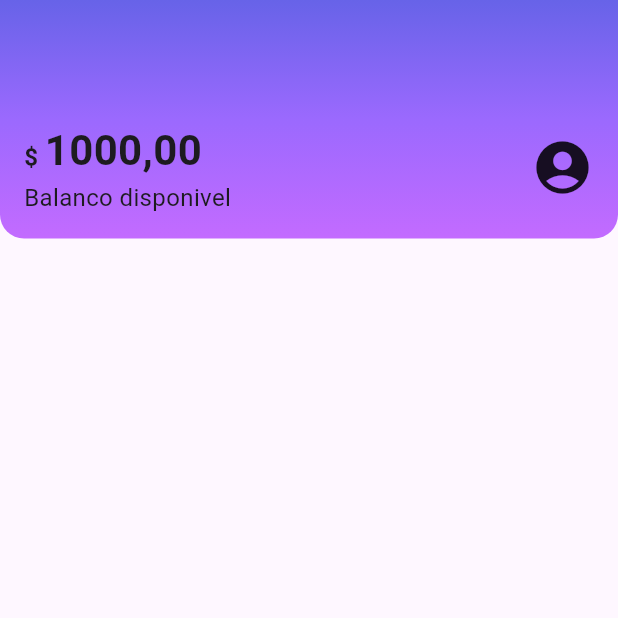
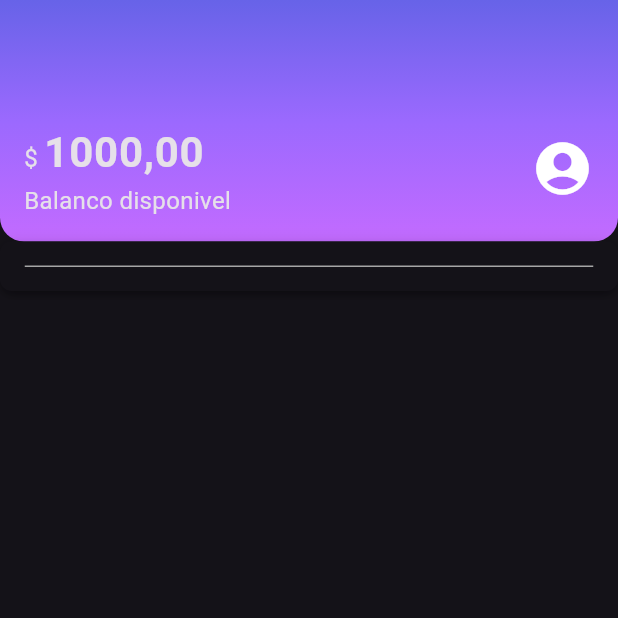
Before and after one commit to alandlan/alubank, a Flutter app: the screen it shows after launch, on a phone screen of 412 x 824 dp, the top half of it. Run offline on Flutter 3.47's test engine with Material 3 defaults, Android fonts, the phone set to English and light mode, and no system bars.

Commit message:
add new features

```diff
--- a/alubank/lib/components/box_card.dart
+++ b/alubank/lib/components/box_card.dart
@@ -0,0 +1,19 @@
+import 'package:flutter/material.dart';
+
+class BoxCard extends StatelessWidget {
+  final Widget boxContent;
+  const BoxCard({super.key, required this.boxContent});
+
+  @override
+  Widget build(BuildContext context) {
+    return Container(
+      padding: const EdgeInsets.all(16),
+      decoration: BoxDecoration(
+        color: Theme.of(context).cardColor,
+        borderRadius: BorderRadius.circular(8),
+        boxShadow: kElevationToShadow[3],
+      ),
+      child: boxContent,
+    );
+  }
+}
--- /dev/null
+++ b/alubank/lib/components/color_dot.dart
@@ -0,0 +1,18 @@
+import 'package:flutter/material.dart';
+
+class ColorDot extends StatelessWidget {
+  final Color? color;
+  const ColorDot({super.key, this.color});
+
+  @override
+  Widget build(BuildContext context) {
+    return Container(
+      width: 10,
+      height: 10,
+      decoration: BoxDecoration(
+        color: color,
+        shape: BoxShape.circle,
+      ),
+    );
+  }
+}
--- /dev/null
+++ b/alubank/lib/components/content_division.dart
@@ -0,0 +1,17 @@
+
+import 'package:alubank/themes/theme_colors.dart';
+import 'package:flutter/material.dart';
+
+class ContentDivision extends StatelessWidget {
+  const ContentDivision({super.key});
+
+  @override
+  Widget build(BuildContext context) {
+    return Container(
+      height: 1,
+      decoration: BoxDecoration(
+        border: Border.all(color: ThemeColors.division),
+      ),
+    );
+  }
+}
--- a/alubank/lib/components/sections/header.dart
+++ b/alubank/lib/components/sections/header.dart
@@ -1,3 +1,4 @@
+import 'package:alubank/themes/theme_colors.dart';
 import 'package:flutter/material.dart';
 
 class Header extends StatelessWidget {
@@ -10,17 +11,14 @@ class Header extends StatelessWidget {
         gradient: LinearGradient(
             begin: Alignment.topCenter,
             end: Alignment.bottomCenter,
-            colors: [
-              Color.fromRGBO(103, 99, 232, 1),
-              Color.fromRGBO(155, 105, 254, 1),
-              Color.fromRGBO(195, 107, 255, 1)
-            ]),
+            colors: ThemeColors.headerGradient
+            ),
         borderRadius: BorderRadius.only(
           bottomLeft: Radius.circular(16),
           bottomRight: Radius.circular(16),
         ),
       ),
-      child: const Padding(
+      child: Padding(
         padding: EdgeInsets.fromLTRB(16, 80, 16, 16),
         child: Row(
           mainAxisAlignment: MainAxisAlignment.spaceBetween,
@@ -31,23 +29,19 @@ class Header extends StatelessWidget {
                 // Text('\$ 1000,00',style: TextStyle(fontSize: 28,fontWeight: FontWeight.bold),),
                 Text.rich(TextSpan(
                   text: '\$ ',
-                  style: TextStyle(fontSize: 16, fontWeight: FontWeight.bold),
                   children: [
                     TextSpan(
                       text: '1000,00',
-                      style: TextStyle(
-                          fontSize: 28,
-                          fontWeight: FontWeight.bold),
+                      style: Theme.of(context).textTheme.bodyLarge,
                     ),
                   ],
                 )),
-                Text(
+                const Text(
                   'Balanco disponivel',
-                  style: TextStyle(fontSize: 16),
                 ),
               ],
             ),
-            Icon(
+            const Icon(
               Icons.account_circle,
               size: 42,
             )
--- a/alubank/lib/main.dart
+++ b/alubank/lib/main.dart
@@ -1,4 +1,5 @@
 import 'package:alubank/screens/home.dart';
+import 'package:alubank/themes/my_theme.dart';
 import 'package:flutter/material.dart';
 
 void main() {
@@ -12,9 +13,7 @@ class Alubank extends StatelessWidget {
   Widget build(BuildContext context) {
     return MaterialApp(
       title: 'Alubank',
-      theme: ThemeData(
-        primarySwatch: Colors.blue,
-      ),
+      theme: MyTheme,
       home: const Home(),
     );
   }
--- a/alubank/lib/screens/home.dart
+++ b/alubank/lib/screens/home.dart
@@ -1,4 +1,8 @@
+import 'package:alubank/components/box_card.dart';
+import 'package:alubank/components/color_dot.dart';
+import 'package:alubank/components/content_division.dart';
 import 'package:alubank/components/sections/header.dart';
+import 'package:alubank/themes/theme_colors.dart';
 import 'package:flutter/material.dart';
 
 class Home extends StatelessWidget {
@@ -6,10 +10,11 @@ class Home extends StatelessWidget {
 
   @override
   Widget build(BuildContext context) {
-    return const Scaffold(
+    return Scaffold(
       body: Column(
         children: <Widget>[
           Header(),
+          BoxCard(boxContent: ContentDivision()),
         ],
       ),
     );
--- /dev/null
+++ b/alubank/lib/themes/my_theme.dart
@@ -0,0 +1,12 @@
+import 'package:alubank/themes/theme_colors.dart';
+import 'package:flutter/material.dart';
+
+ThemeData MyTheme = ThemeData(
+  primarySwatch: ThemeColors.primaryColor,
+  primaryColor: ThemeColors.primaryColor,
+  brightness: Brightness.dark,
+  textTheme: TextTheme(
+    bodyMedium: TextStyle(fontSize: 16),
+    bodyLarge: TextStyle(fontSize: 28,fontWeight: FontWeight.bold),
+  )
+);
--- /dev/null
+++ b/alubank/lib/themes/theme_colors.dart
@@ -0,0 +1,15 @@
+import 'package:flutter/material.dart';
+
+class ThemeColors {
+  static const MaterialColor primaryColor = Colors.purple;
+  static const List<Color> headerGradient = [
+    Color.fromRGBO(103, 99, 232, 1),
+    Color.fromRGBO(155, 105, 254, 1),
+    Color.fromRGBO(195, 107, 255, 1)
+  ];
+  static const recentActivity = {
+    'spent': Color.fromRGBO(255, 175, 29, 1),
+    'income': Color.fromRGBO(191, 69, 198, 1),
+  };
+  static const division = Color.fromRGBO(166, 166, 166, 1);
+}
```
